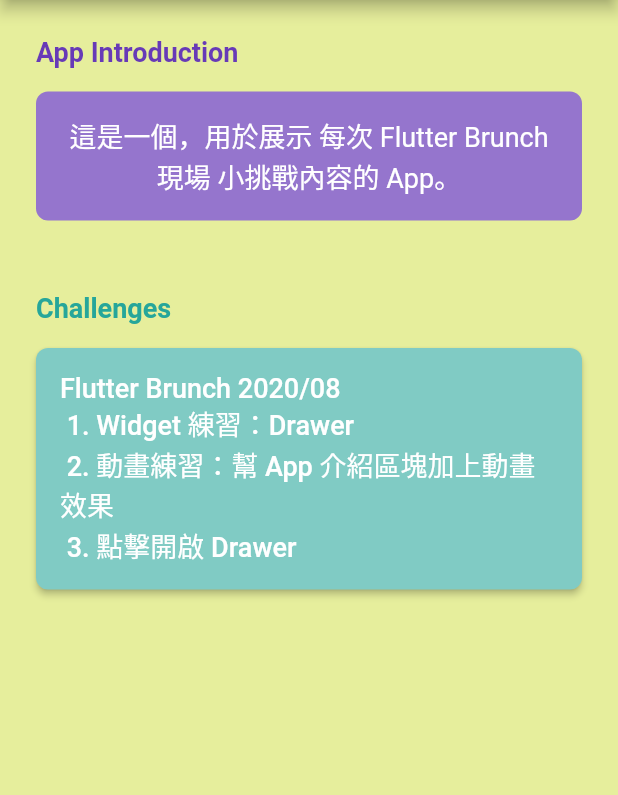
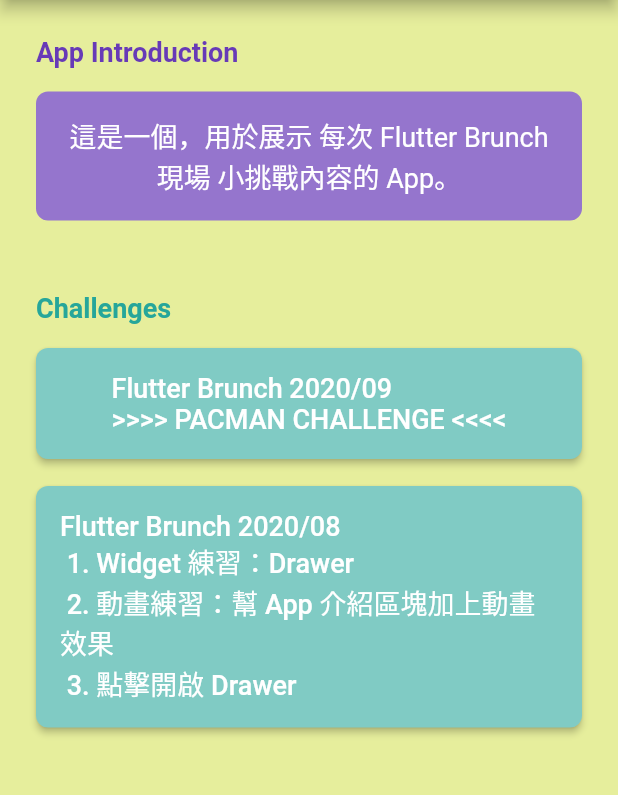
Before and after one commit to maxi119/FlutterBrunchChallenge, a Flutter app: the screen it shows after launch, on a phone screen of 412 x 824 dp, the part 84-879 px from its top. Run offline on Flutter 3.47's test engine with Material 2 defaults, Android fonts, the phone set to English and light mode, and no system bars.

Commit message:
[feature] 小挑戰 新增 9 月題目入口

```diff
--- a/lib/ui/home/home_screen.dart
+++ b/lib/ui/home/home_screen.dart
@@ -34,11 +34,26 @@ class _HomeScreenState extends State<HomeScreen> {
                 text: 'Challenges',
                 textColor: Colors.teal.shade400,
               ),
+              _challengeItem20200919(),
               _challengeItem20200829(),
             ],
           ),
         ),
       ),
+    );
+  }
+
+  Widget _challengeItem20200919() {
+    return ChallengeItemWidget(
+      backgroundColor: Colors.teal.shade200,
+      onPressed: () {
+        setState(() {
+          _scaffoldKey.currentState.openDrawer();
+        });
+      },
+      displayText: 'Flutter Brunch 2020/09 '
+          '\n>>>> PACMAN CHALLENGE <<<<',
+      textColor: Colors.white,
     );
   }
 
```
